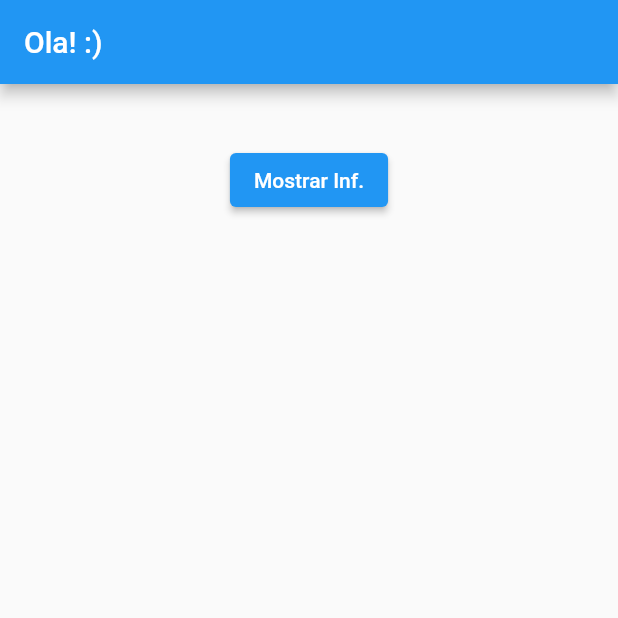
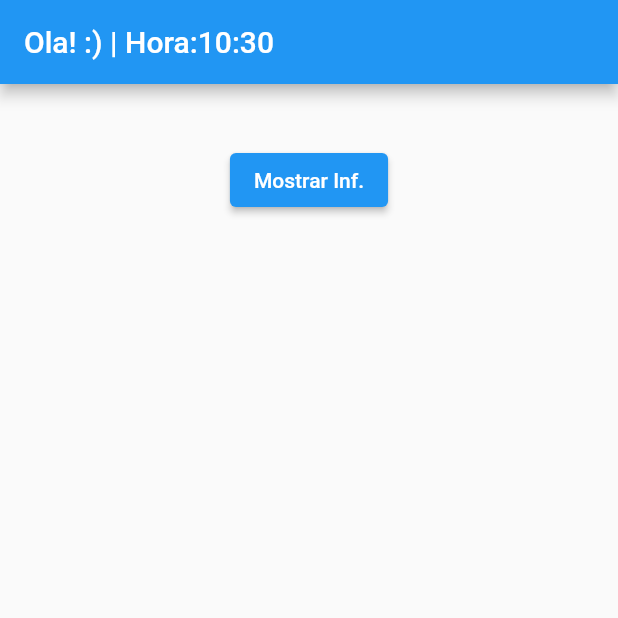
Before and after one commit to Pedrof13/teste, a Flutter app: the screen it shows after launch, on a phone screen of 412 x 824 dp, the top half of it. Run offline on Flutter 3.47's test engine with Material 2 defaults, Android fonts, the light colour scheme and no system bars.

Commit message:
atualização feita às 16:35 no dia 16/02/2023

```diff
--- a/lib/main.dart
+++ b/lib/main.dart
@@ -1,6 +1,6 @@
 import 'package:flutter/material.dart';
 import 'package:teste/InfUsers.dart';
-
+import 'package:intl/intl.dart';
 
 void main() {
   runApp(const MyApp());
@@ -18,7 +18,7 @@ class MyApp extends StatelessWidget {
       theme: ThemeData(
         primarySwatch: Colors.blue,
       ),
-      home: const MyHomePage(title: 'Ola! :)'),
+      home: const MyHomePage(title: 'Ola! :) | Hora:'),
     );
   }
 }
@@ -35,16 +35,22 @@ class MyHomePage extends StatefulWidget {
 
 class _MyHomePageState extends State<MyHomePage> {
 
+  String? _dateFormatted;
+
 
   @override
   Widget build(BuildContext context) {
+
+    setState(() {
+      _dateFormatted = DateFormat.Hm().format(DateTime.now());
+    });
 
 
 
     return Scaffold(
       appBar: AppBar(
 
-        title: Text(widget.title),
+        title: Text(widget.title+_dateFormatted.toString()),
       ),
       body: Center(
 
--- a/pubspec.yaml
+++ b/pubspec.yaml
@@ -37,6 +37,7 @@ dependencies:
   # Use with the CupertinoIcons class for iOS style icons.
   cupertino_icons: ^1.0.2
   http: ^0.13.5
+  intl: ^0.18.0
 
 dev_dependencies:
   flutter_test:
```
Also changed, not shown: pubspec.lock.
